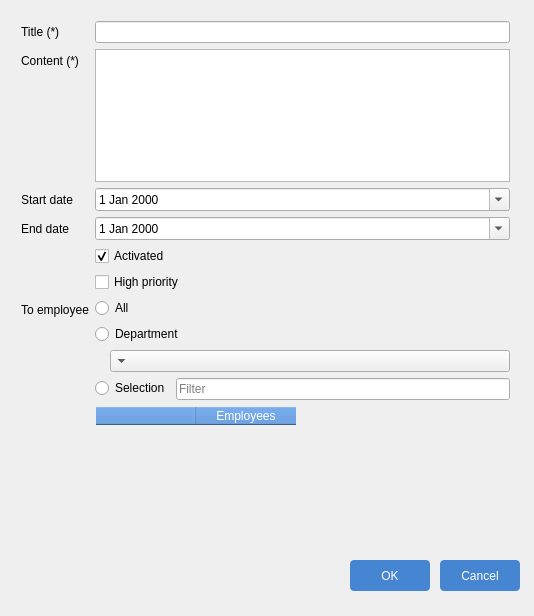
First picture: the form in IriTrackerStandard/BulletinBoardForm.ui, repository Jully-02/iri-tracker-standard, before the edit.
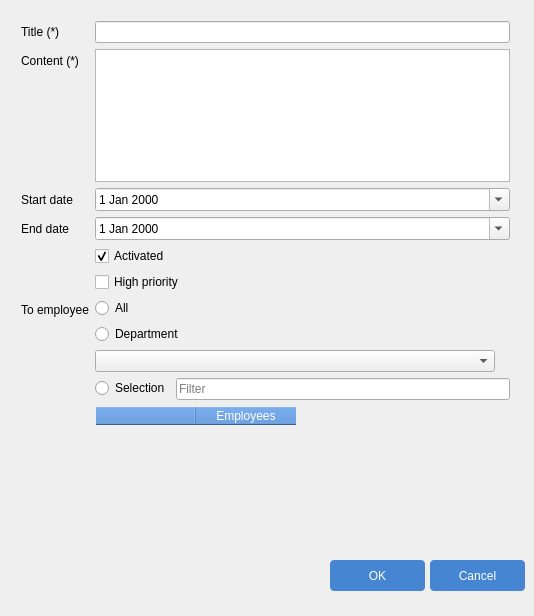
Second picture: the form after the edit. Icons and pictures are not drawn.

```diff
--- a/IriTrackerStandard/BulletinBoardForm.ui
+++ b/IriTrackerStandard/BulletinBoardForm.ui
@@ -120,7 +120,7 @@
          </size>
         </property>
         <property name="layoutDirection">
-         <enum>Qt::LayoutDirection::RightToLeft</enum>
+         <enum>Qt::LeftToRight</enum>
         </property>
        </widget>
       </item>
@@ -178,9 +178,9 @@
   <widget class="QPushButton" name="btnOk">
    <property name="geometry">
     <rect>
-     <x>350</x>
+     <x>330</x>
      <y>560</y>
-     <width>80</width>
+     <width>95</width>
      <height>31</height>
     </rect>
    </property>
@@ -219,9 +219,9 @@
   <widget class="QPushButton" name="btnCancel">
    <property name="geometry">
     <rect>
-     <x>440</x>
+     <x>430</x>
      <y>560</y>
-     <width>80</width>
+     <width>95</width>
      <height>31</height>
     </rect>
    </property>
```
